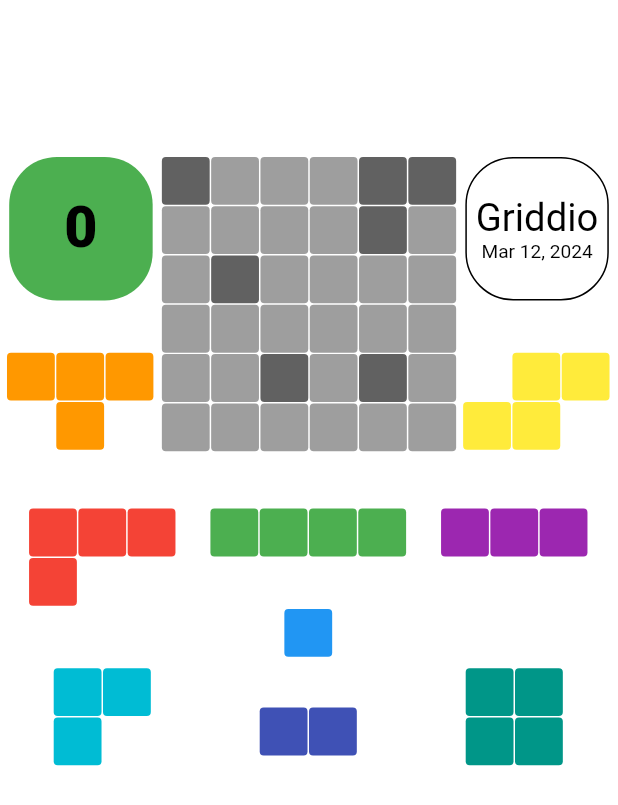
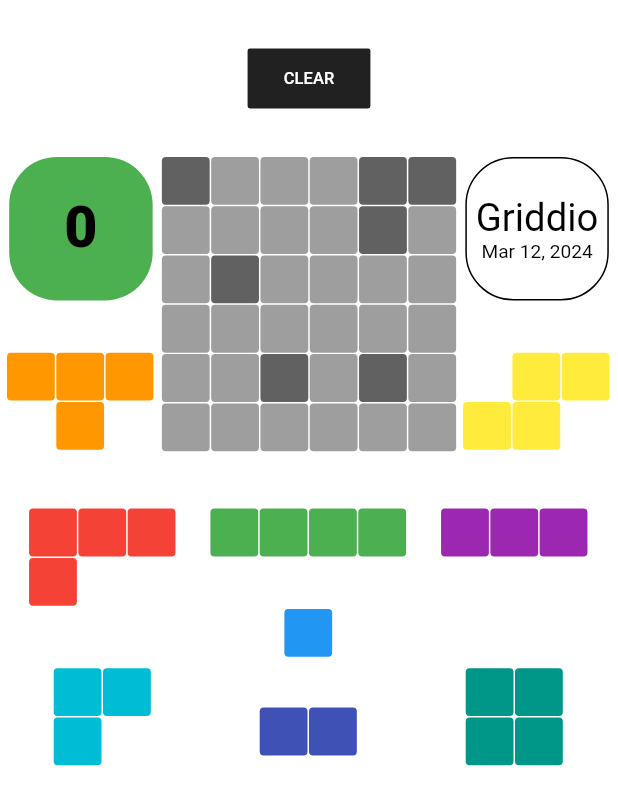
Before and after one commit to ljeanette15/genius_square, a Flutter app: the screen it shows after launch, after a tap on "Start", on a phone screen of 412 x 824 dp. Shown: the top 805 px of the screen. Run offline on Flutter 3.47's test engine with Material 3 defaults, Android fonts, the phone set to English and light mode, and no system bars; our stand-ins replace share_plus.

Commit message:
Changed time thresholds and colors

```diff
--- a/lib/functions.dart
+++ b/lib/functions.dart
@@ -1,4 +1,3 @@
-import "package:flutter/material.dart";
 
 int getMonthDaysElapsed(int month) {
   if (month == 1) {
@@ -35,7 +34,7 @@ int getGameNum() {
   return gameNum;
 }
 
-// Functions
+// TODO: Need to make blocker indeces more random. Right now only one really changes
 List<int> getBlockerIndeces() {
 
   int gameNum = getGameNum();
@@ -60,15 +59,3 @@ List<int> getBlockerIndeces() {
 
   return blockerIndeces;
 }
-
-MaterialColor getStopwatchColor(seconds) {
-  if (seconds < 20) {
-    return Colors.green;
-  }
-  else if (seconds < 40) {
-    return Colors.yellow;
-  }
-  else {
-    return Colors.red;
-  }
-}
--- a/lib/main.dart
+++ b/lib/main.dart
@@ -3,8 +3,8 @@ import 'package:genius_square/shapes.dart';
 import 'package:genius_square/functions.dart';
 import 'dart:async';
 import 'package:intl/intl.dart';
-import 'package:flutter/services.dart';
 import 'package:share_plus/share_plus.dart';
+import 'package:genius_square/stopwatch.dart';
 
 void main() => runApp(const GeominoesApp());
 
@@ -128,7 +128,7 @@ class InstructionPageState extends State<InstructionPage> {
                   textAlign: TextAlign.left,
                 ),
                 Text(
-                  "- There may be multiple corect solutions",
+                  "- There may be multiple correct solutions            ",
                   style: TextStyle(
                     fontFamily: "Roboto",
                     fontWeight: FontWeight.w400,
@@ -144,8 +144,8 @@ class InstructionPageState extends State<InstructionPage> {
                     Navigator.push(
                       context,
                       PageRouteBuilder(
-                        pageBuilder: (_, __, ___) => MainPage(),
-                        transitionDuration: Duration(milliseconds: 0),
+                        pageBuilder: (_, __, ___) => const MainPage(),
+                        transitionDuration: const Duration(milliseconds: 0),
                         transitionsBuilder: (_, a, __, c) => FadeTransition(opacity: a, child: c),
                       ),
                     );
@@ -234,6 +234,8 @@ class MainPageState extends State<MainPage> {
     double corners = gridSquareWidth / 12;
     double gws = gridSquareWidth + spacer;
 
+    print(occupied);
+
     // Get positions of grid squares
     for(var i = 0; i < 36; i++) {
       gridPosList[i] = Offset(gridLeft + ((i % 6) * (gridSquareWidth + spacer)),
@@ -302,6 +304,7 @@ class MainPageState extends State<MainPage> {
             child:
             Column(
               children: <Widget> [
+                // TODO: If the time is less than 15s, this should be a star instead of a normal box
                 Container(
                   decoration: BoxDecoration(
                     color: getStopwatchColor(stopwatch.elapsed.inSeconds),
@@ -331,13 +334,22 @@ class MainPageState extends State<MainPage> {
                   child:
                     FilledButton(
                       onPressed: () async {
-                        if (stopwatch.elapsed.inSeconds < 20){
+                        if (stopwatch.elapsed.inSeconds < 15){
+                          Share.share("Griddio #${getGameNum()}: ⭐️ ${stopwatch.elapsed.inSeconds}s \n https://griddio2.web.app");
+                        } else if (stopwatch.elapsed.inSeconds < 25) {
                           Share.share("Griddio #${getGameNum()}: 🟢 ${stopwatch.elapsed.inSeconds}s \n https://griddio2.web.app");
-                        } else if (stopwatch.elapsed.inSeconds < 40) {
+                        } else if (stopwatch.elapsed.inSeconds < 60){
                           Share.share("Griddio #${getGameNum()}: 🟡 ${stopwatch.elapsed.inSeconds}s \n https://griddio2.web.app");
+                        } else if (stopwatch.elapsed.inSeconds < 90){
+                          Share.share("Griddio #${getGameNum()}: 🟠 ${stopwatch.elapsed.inSeconds}s \n https://griddio2.web.app");
+                        } else if (stopwatch.elapsed.inSeconds < 120){
+                          Share.share("Griddio #${getGameNum()}: 🔴 ${stopwatch.elapsed.inSeconds}s \n https://griddio2.web.app");
                         } else {
-                          Share.share("Griddio #${getGameNum()}: 🔴 ${stopwatch.elapsed.inSeconds}s \n https://griddio2.web.app");
+                          Share.share("Griddio #${getGameNum()}: 💀 ${stopwatch.elapsed.inSeconds}s \n https://griddio2.web.app");
                         }
+
+                        // TODO: If the device is a computer, you should share via clipboard rather than native share which will be email
+
                         //   await Clipboard.setData(ClipboardData(text: "Griddio #${getGameNum()}: 🟢 ${stopwatch.elapsed.inSeconds}s \n https://griddio2.web.app" ));
                         // } else if (stopwatch.elapsed.inSeconds < 40) {
                         //   await Clipboard.setData(ClipboardData(text: "Griddio #${getGameNum()}: 🟡 ${stopwatch.elapsed.inSeconds}s \n https://griddio2.web.app" ));
@@ -482,6 +494,37 @@ class MainPageState extends State<MainPage> {
                         )
                     ),
               )
+          ),
+
+          // Clear button
+          Positioned.fill(
+            bottom: screenHeight - gridTop,
+            // left: (screenWidth / 2) - (gridSquareWidth * 2) / 2,
+            child: Align(
+              alignment: Alignment.center,
+                child: FilledButton(
+                  style: FilledButton.styleFrom(
+                    backgroundColor: Colors.grey.shade900,
+                    shape: RoundedRectangleBorder(
+                      borderRadius: BorderRadius.circular(gridSquareWidth / 20)
+                    )
+                  ),
+                  onPressed: () {
+                    setState(() {
+                      print("CLEAR");
+                    });
+                  },
+                  child: Text(
+                    "CLEAR",
+                    style: TextStyle(
+                      color: Colors.white,
+                      fontSize: gws / 3,
+                      decoration: TextDecoration.none,
+                      fontFamily: fontfamily
+                    ),
+                  ),
+                )
+            ),
           ),
 
           // Grid
--- a/lib/shapes.dart
+++ b/lib/shapes.dart
@@ -241,7 +241,6 @@ class DoubleDragBoxState extends State<DoubleDragBox> {
 
                     widget.occupied.add(index);
                     widget.occupied.add(index2);
-
                     widget.onUpdate();
 
                     prevIndex = index;
--- a/lib/stopwatch.dart
+++ b/lib/stopwatch.dart
@@ -38,3 +38,17 @@ class SimpleStopwatchState extends State<SimpleStopwatch> {
     return Text("${stopwatch.elapsed.inSeconds}");
   }
 }
+
+MaterialColor getStopwatchColor(seconds) {
+  if (seconds < 25) {
+    return Colors.green;
+  }
+  else if (seconds < 60) {
+    return Colors.yellow;
+  }
+  else if (seconds < 90) {
+    return Colors.orange;
+  } else {
+    return Colors.red;
+  }
+}
```
Also changed, not shown: 8 other files.
